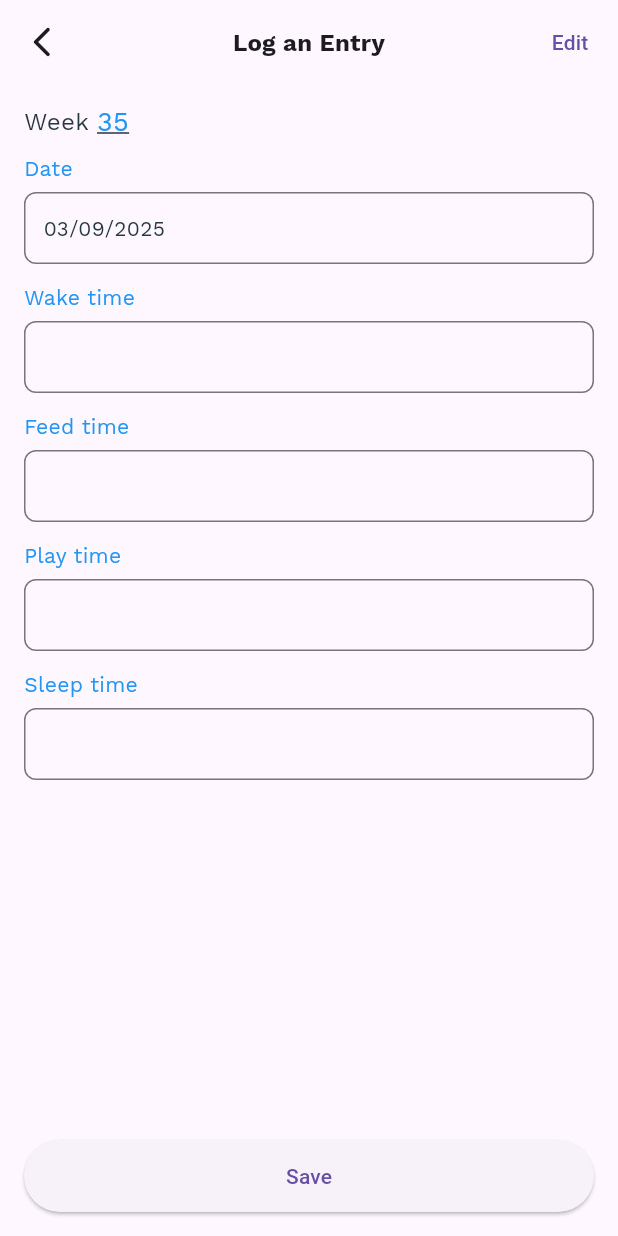
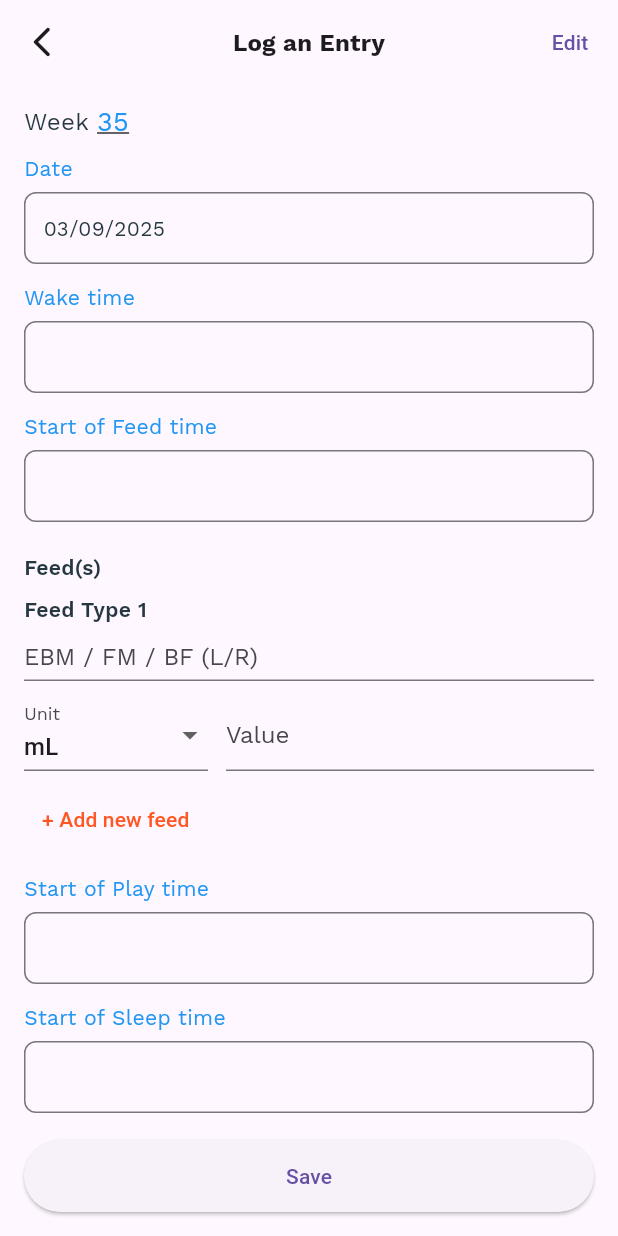
Before and after one commit to jiawei2000/first60Days, a Flutter app: the JournalEntryPage screen opened by its route, on a phone screen of 412 x 824 dp. Run offline on Flutter 3.47's test engine with Material 3 defaults, Android fonts, the phone set to English and light mode, and no system bars; our stand-ins replace font_awesome_flutter; project files that could hold a hidden picture were left out.

Commit message:
adding multiple feeds when creating entry

```diff
--- a/frontend/template/lib/screens/create_journal_entry.dart
+++ b/frontend/template/lib/screens/create_journal_entry.dart
@@ -1,5 +1,20 @@
 import 'package:flutter/material.dart';
 import 'package:flutter/services.dart';
+
+class Feed {
+  String type;   // e.g. EBM / FM / BF(L) / BF(R)
+  String unit;   // mL or minutes
+  double? value; // numeric value
+
+  Feed({this.type = '', this.unit = 'mL', this.value});
+
+  Map<String, dynamic> toJson() => {
+    'type': type,
+    'unit': unit,
+    'value': value,
+  };
+  bool get isEmpty => type.isEmpty && (value == null);
+}
 
 class JournalEntry {
   DateTime date;
@@ -22,6 +37,8 @@ class JournalEntry {
   bool pee;
   bool poo;
 
+  List<Feed> feeds;
+
   JournalEntry({
     required this.date,
     this.cycle,
@@ -40,6 +57,7 @@ class JournalEntry {
     this.sleepDuration,
     this.pee = false,
     this.poo = false,
+    this.feeds = const [],
   });
 
   Map<String, dynamic> toJson() => {
@@ -60,6 +78,7 @@ class JournalEntry {
         'sleepDuration': sleepDuration?.inSeconds,
         'pee': pee,
         'poo': poo,
+        'feeds': feeds.map((f) => f.toJson()).toList(),
       };
 
   static String? _fmtTOD(TimeOfDay? t) => t == null ? null : _formatTimeOfDay(t);
@@ -99,6 +118,10 @@ class _JournalEntryPageState extends State<JournalEntryPage> {
   bool _pee = false;
   bool _poo = false;
 
+  final List<TextEditingController> _feedTypeCtrls = [];
+  final List<TextEditingController> _feedValueCtrls = [];
+  final List<String> _feedUnits = []; // 'mL' or 'minutes'
+
   @override
   void initState() {
     super.initState();
@@ -129,6 +152,13 @@ class _JournalEntryPageState extends State<JournalEntryPage> {
     _startSleepTime = init?.startSleepTime;
     _pee = init?.pee ?? false;
     _poo = init?.poo ?? false;
+
+    final seeds = init?.feeds ?? [Feed()];
+    for (final f in seeds) {
+      _feedTypeCtrls.add(TextEditingController(text: f.type));
+      _feedValueCtrls.add(TextEditingController(text: f.value?.toString() ?? ''));
+      _feedUnits.add(f.unit);
+    }
   }
 
   @override
@@ -137,6 +167,12 @@ class _JournalEntryPageState extends State<JournalEntryPage> {
     _totalLeftCtrl.dispose();
     _feedAmountCtrl.dispose();
     _sleepDurationCtrl.dispose();
+    for (final c in _feedTypeCtrls) {
+      c.dispose();
+    }
+    for (final c in _feedValueCtrls) {
+      c.dispose();
+    }
     super.dispose();
   }
 
@@ -166,42 +202,49 @@ class _JournalEntryPageState extends State<JournalEntryPage> {
               _timeField(context, label: 'Wake time', value: _wakeTime,
                   onPicked: (t) => setState(() => _wakeTime = t)),
               const SizedBox(height: 12),
-              _timeField(context, label: 'Feed time', value: _feedTime,
+              _timeField(context, label: 'Start of Feed time', value: _feedTime,
                   onPicked: (t) => setState(() => _feedTime = t)),
               const SizedBox(height: 12),
-              _timeField(context, label: 'Play time', value: _playTime,
+              _section('Feed(s)'),
+              for (int i = 0; i < _feedTypeCtrls.length; i++) ...[
+                _feedGroup(i),
+                const SizedBox(height: 8),
+              ],
+              Align(
+                alignment: Alignment.centerLeft,
+                child: TextButton(
+                  onPressed: _addFeed,
+                  child: const Text('+ Add new feed',
+                      style: TextStyle(color: Colors.deepOrange)),
+                ),
+              ),
+              const SizedBox(height: 12),
+              _timeField(context, label: 'Start of Play time', value: _playTime,
                   onPicked: (t) => setState(() => _playTime = t)),
               const SizedBox(height: 12),
-              _timeField(context, label: 'Sleep time', value: _sleepTime,
+              _timeField(context, label: 'Start of Sleep time', value: _sleepTime,
                   onPicked: (t) => setState(() => _sleepTime = t)),
+              Row(
+                children: [
+                  Checkbox(value: _pee, onChanged: (v) => setState(() => _pee = v ?? false)),
+                  const Text('Pee'),
+                  const SizedBox(width: 24),
+                  Checkbox(value: _poo, onChanged: (v) => setState(() => _poo = v ?? false)),
+                  const Text('Poo'),
+                ],
+              ),
               if (_showAllFields) ...[
                 const SizedBox(height: 24),
-                _section('All fields'),
+                _section('Advanced (legacy)'),
                 _textField(label: 'Cycle', onChanged: (v) => _cycle = v),
-                _timeField(context, label: 'Wake Up time', value: _wakeUpTime,
+                _timeField(context, label: 'Wake time (legacy field)', value: _wakeUpTime,
                     onPicked: (t) => setState(() => _wakeUpTime = t)),
-                _timeField(context, label: 'Start of Feed Time', value: _startFeedTime,
+                _timeField(context, label: 'Start of Feed Time (legacy)', value: _startFeedTime,
                     onPicked: (t) => setState(() => _startFeedTime = t)),
-                _textField(label: 'Type of Feed', onChanged: (v) => _typeOfFeed = v,
-                    hintText: 'EBM / FM / Direct Latch'),
+                _textField(label: 'Type of Feed (legacy)', onChanged: (v) => _typeOfFeed = v),
                 _numberField('Total Feed Time in Mins (R)', _totalRightCtrl),
                 _numberField('Total Feed Time in Mins (L)', _totalLeftCtrl),
                 _numberField('Feed Amount (mL)', _feedAmountCtrl),
-                _timeField(context, label: 'Start of Play Time', value: _startPlayTime,
-                    onPicked: (t) => setState(() => _startPlayTime = t)),
-                _timeField(context, label: 'Start of Sleep Time', value: _startSleepTime,
-                    onPicked: (t) => setState(() => _startSleepTime = t)),
-                _durationField(),
-                const SizedBox(height: 8),
-                Row(
-                  children: [
-                    Checkbox(value: _pee, onChanged: (v) => setState(() => _pee = v ?? false)),
-                    const Text('Pee'),
-                    const SizedBox(width: 24),
-                    Checkbox(value: _poo, onChanged: (v) => setState(() => _poo = v ?? false)),
-                    const Text('Poo'),
-                  ],
-                ),
               ],
               const SizedBox(height: 80), // spacing for bottom button
             ],
@@ -212,12 +255,103 @@ class _JournalEntryPageState extends State<JournalEntryPage> {
         minimum: const EdgeInsets.all(16),
         child: ElevatedButton(
           onPressed: _onSave,
-          style: ElevatedButton.styleFrom(minimumSize: const Size.fromHeight(48), shape: const StadiumBorder()),
+          style: ElevatedButton.styleFrom(
+            minimumSize: const Size.fromHeight(48),
+            shape: const StadiumBorder(),
+          ),
           child: const Text('Save'),
         ),
       ),
     );
   }
+
+  Widget _feedGroup(int index) {
+      final typeCtrl  = _feedTypeCtrls[index];
+      final valueCtrl = _feedValueCtrls[index];
+      final unitValue = _feedUnits[index];
+
+      return Column(
+        crossAxisAlignment: CrossAxisAlignment.start,
+        children: [
+          Text('Feed Type ${index + 1}',
+              style: const TextStyle(fontWeight: FontWeight.w600)),
+          const SizedBox(height: 6),
+
+          TextFormField(
+            controller: typeCtrl,
+            decoration: const InputDecoration(
+              hintText: 'EBM / FM / BF (L/R)',
+              isDense: true,
+            ),
+          ),
+          const SizedBox(height: 12),
+          Row(
+            children: [
+              Expanded(
+                flex: 1,
+                child: DropdownButtonFormField<String>(
+                  initialValue: _feedUnits[index],
+                  items: const [
+                    DropdownMenuItem(value: 'mL', child: Text('mL')),
+                  ],
+                  onChanged: (v) => setState(() => _feedUnits[index] = v ?? 'mL'),
+                  decoration: const InputDecoration(labelText: 'Unit', isDense: true),
+                ),
+              ),
+              const SizedBox(width: 12),
+              // Value field
+              Expanded(
+                flex: 2,
+                child: TextFormField(
+                  controller: valueCtrl,
+                  keyboardType: const TextInputType.numberWithOptions(decimal: true),
+                  inputFormatters: [FilteringTextInputFormatter.allow(RegExp(r'[0-9.]'))],
+                  decoration: const InputDecoration(labelText: 'Value', isDense: true),
+                  validator: (v) {
+                    if (v == null || v.trim().isEmpty) return null;
+                    return double.tryParse(v) == null ? 'Numeric' : null;
+                  },
+                ),
+              ),
+              // Remove feed button (show if >1)
+              if (_feedTypeCtrls.length > 1) ...[
+                const SizedBox(width: 6),
+                SizedBox(
+                  width: 36,
+                  height: 36,
+                  child: IconButton(
+                    padding: EdgeInsets.zero,
+                    iconSize: 20,
+                    splashRadius: 18,
+                    constraints: const BoxConstraints.tightFor(width: 36, height: 36),
+                    icon: const Icon(Icons.remove_circle_outline),
+                    onPressed: () => _removeFeed(index),
+                    tooltip: 'Remove',
+                  ),
+                ),
+              ],
+            ],
+          ),
+        ],
+      );
+    }
+
+  void _addFeed() {
+      setState(() {
+        _feedTypeCtrls.add(TextEditingController());
+        _feedValueCtrls.add(TextEditingController());
+        _feedUnits.add('mL');
+      });
+    }
+
+  void _removeFeed(int i) {
+    setState(() {
+      _feedTypeCtrls.removeAt(i).dispose();
+      _feedValueCtrls.removeAt(i).dispose();
+      _feedUnits.removeAt(i);
+    });
+  }
+
 
   Widget _weekHeader() {
     final week = _weekNumber(_date);
@@ -307,6 +441,16 @@ class _JournalEntryPageState extends State<JournalEntryPage> {
   void _onSave() {
     if (!_formKey.currentState!.validate()) return;
 
+    final feeds = <Feed>[];
+    for (var i = 0; i < _feedTypeCtrls.length; i++) {
+      final type = _feedTypeCtrls[i].text.trim();
+      final unit = _feedUnits[i];
+      final vTxt = _feedValueCtrls[i].text.trim();
+      final value = vTxt.isEmpty ? null : double.tryParse(vTxt);
+      final f = Feed(type: type, unit: unit, value: value);
+      if (!f.isEmpty) feeds.add(f);
+    }
+
     final entry = JournalEntry(
       date: _date,
       cycle: _cycle,
@@ -325,6 +469,7 @@ class _JournalEntryPageState extends State<JournalEntryPage> {
       sleepDuration: _parseDuration(_sleepDurationCtrl.text),
       pee: _pee,
       poo: _poo,
+      feeds: feeds,
     );
 
     widget.onSave?.call(entry);
```
